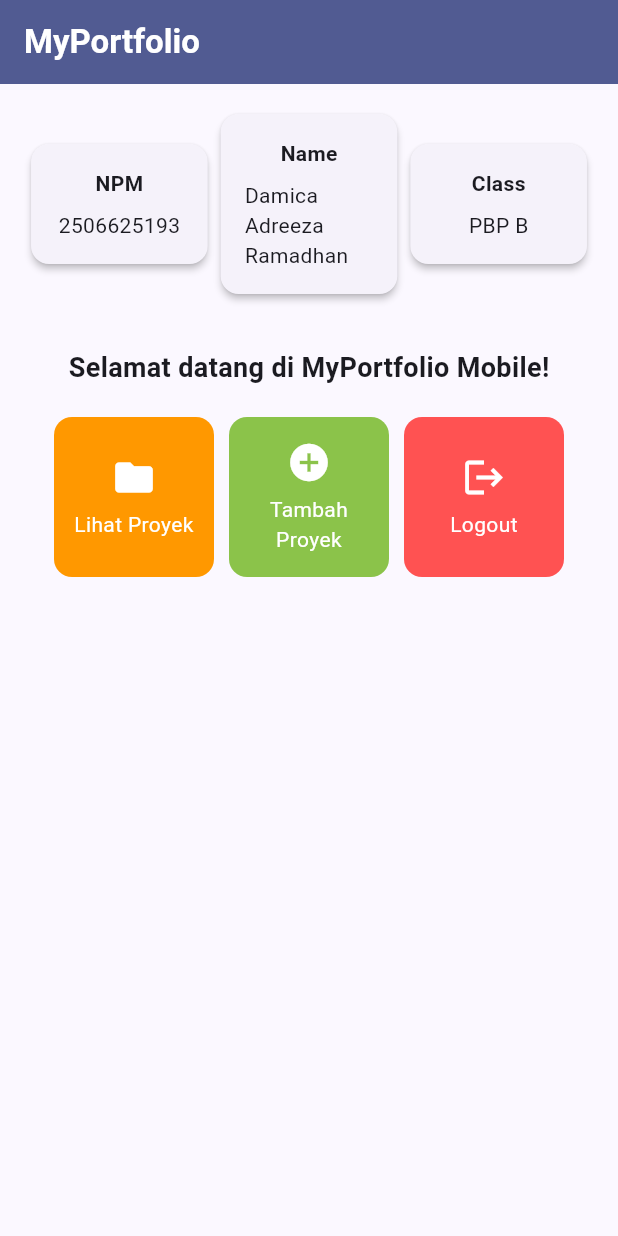
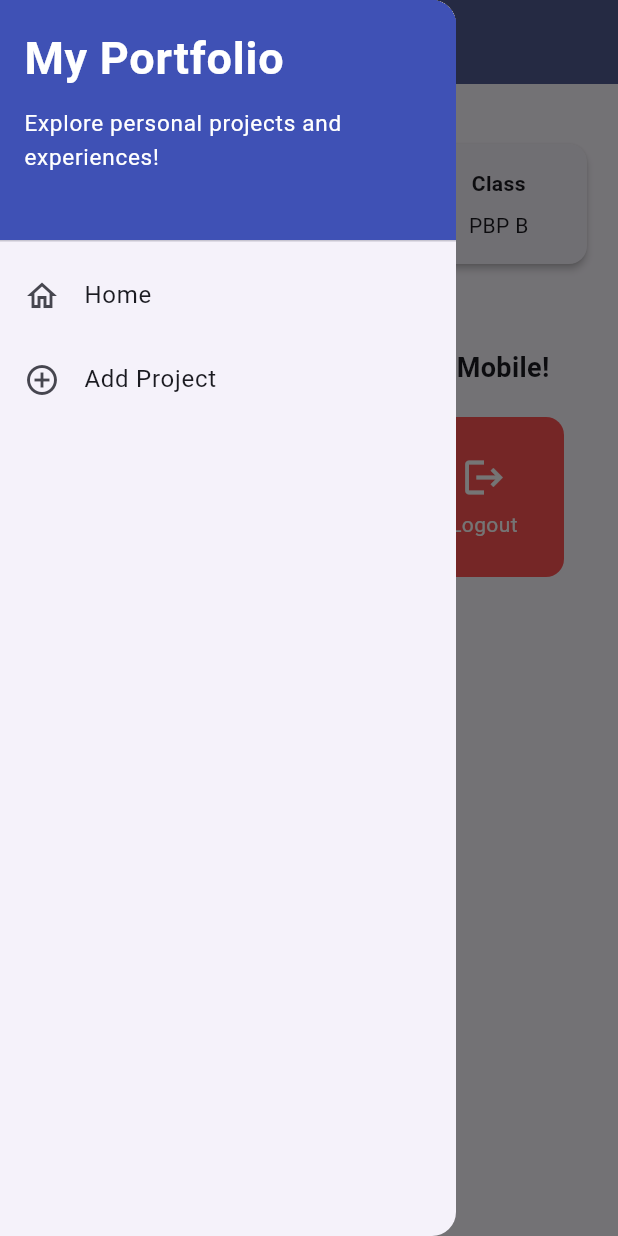
Before and after one commit to adreezadamica/myportofolio_mobile, a Flutter app: the screen it shows after launch, with the side drawer open (before the commit the screen has no drawer), on a phone screen of 412 x 824 dp. Run offline on Flutter 3.47's test engine with Material 3 defaults, Android fonts, the phone set to English and light mode, and no system bars; our stand-ins replace material_ui.

Commit message:
feat(ui): add left drawer navigation and project form page
- add material_ui package and update imports
- add LeftDrawer with Home and Add Project navigation
- add ProjectFormPage with validated fields and confirmation dialog
- navigate to ProjectFormPage from Tambah Proyek button

```diff
--- a/lib/main.dart
+++ b/lib/main.dart
@@ -1,4 +1,4 @@
-import 'package:flutter/material.dart';
+import 'package:material_ui/material_ui.dart';
 import 'package:myportofolio_mobile/menu.dart';
 
 void main() {
--- a/lib/menu.dart
+++ b/lib/menu.dart
@@ -1,4 +1,6 @@
-import 'package:flutter/material.dart';
+import 'package:material_ui/material_ui.dart';
+import 'package:myportofolio_mobile/widgets/left_drawer.dart';
+import 'package:myportofolio_mobile/project_form.dart';
 
 // Halaman Menu Utama
 class MyHomePage extends StatelessWidget {
@@ -28,7 +30,10 @@ class MyHomePage extends StatelessWidget {
           ),
         ),
         backgroundColor: Theme.of(context).colorScheme.primary,
+        iconTheme: const IconThemeData(color: Colors.white),
       ),
+
+      drawer: const LeftDrawer(),
       // Body halaman utama dengan padding di sekelilingnya.
       body: Padding(
         padding: const EdgeInsets.all(16.0),
@@ -148,6 +153,15 @@ class ItemCard extends StatelessWidget {
             ..showSnackBar(
               SnackBar(content: Text("Kamu telah menekan tombol ${item.name}!"))
             );
+
+
+          // Navigate ke halaman yang sesuai
+          if (item.name == "Tambah Proyek") {
+            Navigator.push(
+              context,
+              MaterialPageRoute(builder: (context) => const ProjectFormPage()),
+            );
+          }
         },
         child: Container(
           padding: const EdgeInsets.all(8),
--- /dev/null
+++ b/lib/widgets/left_drawer.dart
@@ -0,0 +1,60 @@
+import 'package:material_ui/material_ui.dart';
+import 'package:myportofolio_mobile/menu.dart';
+import 'package:myportofolio_mobile/project_form.dart';
+
+class LeftDrawer extends StatelessWidget {
+  const LeftDrawer({super.key});
+
+  @override
+  Widget build(BuildContext context) {
+    return Drawer(
+      child: ListView(
+        children: [
+          const DrawerHeader(
+            decoration: BoxDecoration(color: Colors.indigo),
+            child: Column(
+              crossAxisAlignment: CrossAxisAlignment.start,
+              children: [
+                Text(
+                  'My Portfolio',
+                  style: TextStyle(
+                    fontSize: 30,
+                    fontWeight: FontWeight.bold,
+                    color: Colors.white,
+                  ),
+                ),
+                SizedBox(height: 10),
+                Text(
+                  'Explore personal projects and experiences!',
+                  style: TextStyle(fontSize: 15, color: Colors.white),
+                ),
+              ],
+            ),
+          ),
+
+          ListTile(
+            leading: const Icon(Icons.home_outlined),
+            title: const Text('Home'),
+            onTap: () {
+              Navigator.pushReplacement(
+                context,
+                MaterialPageRoute(builder: (context) => MyHomePage()),
+              );
+            },
+          ),
+
+          ListTile(
+            leading: const Icon(Icons.add_circle_outline),
+            title: const Text('Add Project'),
+            onTap: () {
+              Navigator.push(
+                context,
+                MaterialPageRoute(builder: (context) => const ProjectFormPage()),
+              );
+            },
+          ),
+        ],
+      ),
+    );
+  }
+}
--- a/pubspec.yaml
+++ b/pubspec.yaml
@@ -34,6 +34,7 @@ dependencies:
   # The following adds the Cupertino Icons font to your application.
   # Use with the CupertinoIcons class for iOS style icons.
   cupertino_icons: ^1.0.8
+  material_ui: ^1.11.1
 
 dev_dependencies:
   flutter_test:
```
Also changed, not shown: lib/project_form.dart (added, +213 -0 lines), pubspec.lock.
